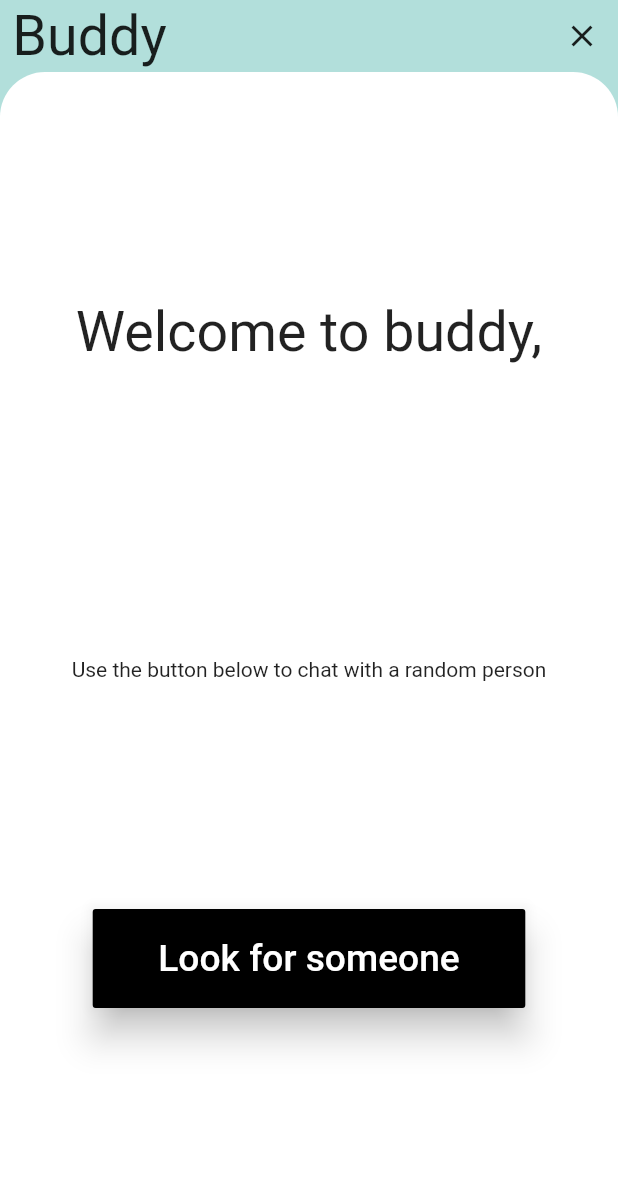
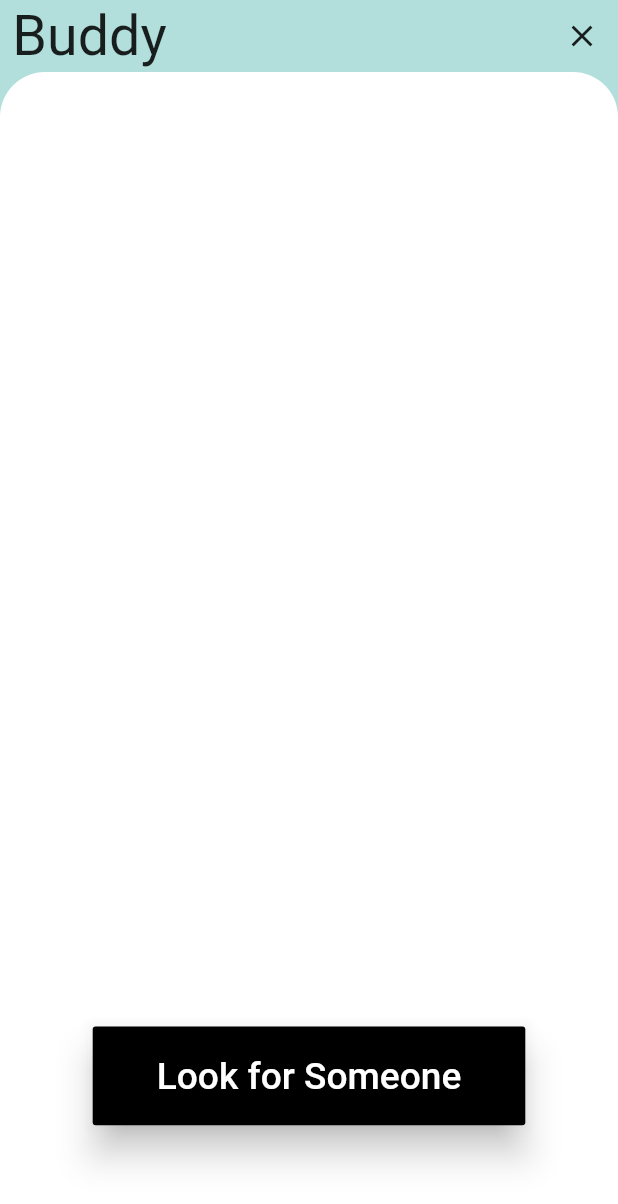
Before and after one commit to poweruppa/buddy_flutter, a Flutter app: the screen it shows once a user with an empty profile is signed in, on a phone screen of 412 x 824 dp. Shown: the top 1204 px of the screen. Run offline on Flutter 3.47's test engine with Material 2 defaults, Android fonts, the phone set to English and light mode, and no system bars; our stand-ins replace cloud_firestore, firebase_auth, flutter_spinkit, google_fonts, socket_io_client; accounts and stored records are empty; Roboto replaces fonts that are missing (Satisfy).

Commit message:
Improved loading times, added ability to move from/to random chat without closing socket connection.

```diff
--- /dev/null
+++ b/lib/custom_widgets/active_chat_button.dart
@@ -0,0 +1,88 @@
+import 'dart:convert';
+import 'package:buddy_flutter/services/chatListProvider.dart';
+import 'package:flutter/material.dart';
+import 'package:google_fonts/google_fonts.dart';
+import 'package:provider/provider.dart';
+import 'package:buddy_flutter/services/socketIOClient.dart';
+import 'package:buddy_flutter/services/loading_chat.dart';
+import 'package:buddy_flutter/custom_widgets/MessageBubble.dart';
+import 'package:buddy_flutter/screens/chat_room_screen.dart';
+import 'package:buddy_flutter/size_helpers.dart';
+
+class ActiveChatsListView extends StatelessWidget {
+  final String userUID;
+  final String username;
+  ActiveChatsListView({this.userUID, this.username});
+  @override
+  Widget build(BuildContext context) {
+    return Provider.of<LoadingChat>(context).loadingChat
+        ? MaterialButton(
+            onPressed: () {
+              socket.connect();
+              socket.on('connect', (_) {
+                Provider.of<LoadingChat>(context, listen: false)
+                    .stopLoadingChat();
+                socket.emit('sendUsernameToServer', username);
+              });
+              socket.on('disconnect', (_) {
+                Provider.of<LoadingChat>(context, listen: false)
+                    .startLoadingChat();
+              });
+              socket.on('sentAMessage', (data) {
+                print(jsonDecode(data));
+                var decodedData = jsonDecode(data);
+                Provider.of<ChatListProvider>(context, listen: false)
+                    .addMessageToChat(MessageBubble(
+                  sender: decodedData['sender'],
+                  text: decodedData['text'],
+                  isMe: false,
+                ));
+              });
+              socket.on('sendUsernameToServer', (data) {
+                print(data + " " + 'this is the data');
+                Provider.of<LoadingChat>(context, listen: false)
+                    .changeOtherUserUsername(data);
+                print(Provider.of<LoadingChat>(context, listen: false)
+                    .otherUserUsername);
+              });
+              Navigator.of(context).push(MaterialPageRoute(
+                  builder: (context) => ChatRoomScreen(
+                        userUID: userUID,
+                      )));
+            },
+            child: Text(
+              'Look for Someone',
+              style: GoogleFonts.mPlusRounded1c(
+                  color: Colors.white, fontSize: displayHeight(context) * 0.03),
+            ),
+            color: Colors.black,
+            elevation: 10.0,
+          )
+        : MaterialButton(
+            onPressed: () {
+              Navigator.of(context).push(MaterialPageRoute(
+                  builder: (context) => ChatRoomScreen(
+                        userUID: userUID,
+                      )));
+            },
+            color: Colors.black,
+            elevation: 10.0,
+            child: Provider.of<LoadingChat>(context).otherUserUsername == null
+                ? Text(
+                    'Return to Random Chat',
+                    style: GoogleFonts.mPlusRounded1c(
+                        color: Colors.white,
+                        fontSize: displayHeight(context) * 0.02),
+                  )
+                : Text(
+                    'Keep Chatting with' +
+                        " " +
+                        Provider.of<LoadingChat>(context, listen: false)
+                            .otherUserUsername
+                            .toString(),
+                    style: GoogleFonts.mPlusRounded1c(
+                        color: Colors.white,
+                        fontSize: displayHeight(context) * 0.02)),
+          );
+  }
+}
--- a/lib/custom_widgets/getUsernameForTitle.dart
+++ b/lib/custom_widgets/getUsernameForTitle.dart
@@ -9,10 +9,10 @@ class UserName extends StatelessWidget {
   Widget build(BuildContext context) {
     return Column(
       children: [
-        Text(
-          'Welcome to buddy,',
-          style: GoogleFonts.satisfy(fontSize: displayHeight(context) * 0.045),
-        ),
+//        Text(
+//          'Welcome to buddy,',
+//          style: GoogleFonts.satisfy(fontSize: displayHeight(context) * 0.045),
+//        ),
         Text(
           '$username',
           style: GoogleFonts.satisfy(fontSize: displayHeight(context) * 0.045),
--- a/lib/main.dart
+++ b/lib/main.dart
@@ -9,6 +9,7 @@ import 'package:provider/provider.dart';
 import 'screens/Wrapper.dart';
 import 'screens/AuthenticatedUserScreen.dart';
 import 'services/loading_chat.dart';
+import 'services/active_chats_provider.dart';
 
 void main() {
   runApp(MyApp());
@@ -28,6 +29,9 @@ class MyApp extends StatelessWidget {
         ),
         ChangeNotifierProvider(
           create: (context) => ChatListProvider(),
+        ),
+        ChangeNotifierProvider(
+          create: (context) => ActiveChatsProvider(),
         )
       ],
       child: MaterialApp(
--- a/lib/screens/AuthenticatedUserScreen.dart
+++ b/lib/screens/AuthenticatedUserScreen.dart
@@ -1,4 +1,6 @@
 import 'dart:convert';
+import 'package:buddy_flutter/custom_widgets/active_chat_button.dart';
+import 'package:buddy_flutter/services/active_chats_provider.dart';
 import 'package:buddy_flutter/services/loading_chat.dart';
 import 'package:buddy_flutter/custom_widgets/custom_widgets.dart';
 import 'package:buddy_flutter/custom_widgets/getUsernameForTitle.dart';
@@ -42,6 +44,9 @@ class _AuthenticatedUserScreenState extends State<AuthenticatedUserScreen> {
           .then((value) {
         username = value.data['username'];
       }).then((value) {
+        if (!mounted) {
+          return;
+        }
         setState(() {
           loading = false;
         });
@@ -133,64 +138,91 @@ class _AuthenticatedUserScreenState extends State<AuthenticatedUserScreen> {
                               ),
                             ),
                             child: Column(
-                              mainAxisAlignment: MainAxisAlignment.spaceEvenly,
+                              //mainAxisAlignment: MainAxisAlignment.spaceEvenly,
                               children: <Widget>[
                                 Row(
+                                  mainAxisAlignment: MainAxisAlignment.center,
                                   //mainAxisAlignment: MainAxisAlignment.center,
-                                  mainAxisAlignment: MainAxisAlignment.center,
                                   children: [
                                     Container(
-                                      alignment: Alignment.center,
+                                      padding: EdgeInsets.only(
+                                          top: displayHeight(context) * 0.02),
+                                      //alignment: Alignment.center,
                                       child: UserName(
                                         username: username,
                                       ),
                                     ),
                                   ],
                                 ),
-                                Row(
-                                  mainAxisAlignment: MainAxisAlignment.center,
-                                  children: [
-                                    Text(
-                                      'Use the button below to chat with a random person',
-                                    ),
-                                  ],
+//                                Row(
+//                                  mainAxisAlignment: MainAxisAlignment.center,
+//                                  children: [
+//                                    Text(
+//                                      "Your friend list is empty. It's time to find some friends! ",
+//                                    ),
+//                                  ],
+//                                ),
+                                Container(
+                                  height: displayHeight(context) * 0.7,
+                                  //child: ActiveChatsListView(),
                                 ),
                                 Container(
-                                  height: displayHeight(context) * 0.08,
-                                  width: displayWidth(context) * 0.7,
-                                  child: customRaisedButton('Look for someone',
-                                      () {
-                                    socket.connect();
-                                    socket.on('connect', (_) {
-                                      Provider.of<LoadingChat>(context,
-                                              listen: false)
-                                          .stopLoadingChat();
-                                    });
-                                    socket.on('disconnect', (_) {
-                                      Provider.of<LoadingChat>(context,
-                                              listen: false)
-                                          .startLoadingChat();
-                                    });
-
-                                    socket.on('sentAMessage', (data) {
-                                      print(jsonDecode(data));
-                                      var decodedData = jsonDecode(data);
-                                      Provider.of<ChatListProvider>(context,
-                                              listen: false)
-                                          .addMessageToChat(MessageBubble(
-                                        sender: decodedData['sender'],
-                                        text: decodedData['text'],
-                                        isMe: false,
-                                      ));
-                                    });
-                                    Navigator.of(context).push(
-                                        MaterialPageRoute(
-                                            builder: (context) =>
-                                                ChatRoomScreen(
-                                                  userUID: widget.userUID,
-                                                )));
-                                  }, displayHeight(context) * 0.03),
-                                )
+                                    height: displayHeight(context) * 0.08,
+                                    width: displayWidth(context) * 0.7,
+                                    child: ActiveChatsListView(
+                                      userUID: widget.userUID,
+                                      username: username,
+                                    )
+//                                  customRaisedButton('Look for someone',
+//                                      () {
+//                                    socket.connect();
+//                                    socket.on('connect', (_) {
+//                                      Provider.of<LoadingChat>(context,
+//                                              listen: false)
+//                                          .stopLoadingChat();
+//                                      Provider.of<ActiveChatsProvider>(context,
+//                                              listen: false)
+//                                          .addUsernameToActiveChatList(
+//                                              'otherUserUsername');
+//                                      print(Provider.of<ActiveChatsProvider>(
+//                                              context,
+//                                              listen: false)
+//                                          .activeChatsUsername
+//                                          .length);
+//                                    });
+//                                    socket.on('disconnect', (_) {
+//                                      Provider.of<LoadingChat>(context,
+//                                              listen: false)
+//                                          .startLoadingChat();
+//                                      Provider.of<ActiveChatsProvider>(context,
+//                                              listen: false)
+//                                          .eraseUsernameFromActiveChatList(
+//                                              'otherUserUsername');
+//                                      print(Provider.of<ActiveChatsProvider>(
+//                                              context,
+//                                              listen: false)
+//                                          .activeChatsUsername
+//                                          .length);
+//                                    });
+//                                    socket.on('sentAMessage', (data) {
+//                                      print(jsonDecode(data));
+//                                      var decodedData = jsonDecode(data);
+//                                      Provider.of<ChatListProvider>(context,
+//                                              listen: false)
+//                                          .addMessageToChat(MessageBubble(
+//                                        sender: decodedData['sender'],
+//                                        text: decodedData['text'],
+//                                        isMe: false,
+//                                      ));
+//                                    });
+//                                    Navigator.of(context).push(
+//                                        MaterialPageRoute(
+//                                            builder: (context) =>
+//                                                ChatRoomScreen(
+//                                                  userUID: widget.userUID,
+//                                                )));
+//                                  }, displayHeight(context) * 0.03),
+                                    )
                               ],
                             ),
                           ),
--- /dev/null
+++ b/lib/services/active_chats_provider.dart
@@ -0,0 +1,17 @@
+import 'package:flutter/material.dart';
+
+class ActiveChatsProvider extends ChangeNotifier {
+  bool areWeConnected = false;
+
+//  List<String> activeChatsUsername = [];
+//
+//  void addUsernameToActiveChatList(String otherUserUsername) {
+//    activeChatsUsername.add(otherUserUsername);
+//    notifyListeners();
+//  }
+//
+//  void eraseUsernameFromActiveChatList(String otherUserUsername) {
+//    activeChatsUsername.remove(otherUserUsername);
+//    notifyListeners();
+//  }
+}
--- a/lib/services/loading_chat.dart
+++ b/lib/services/loading_chat.dart
@@ -2,6 +2,12 @@ import 'package:flutter/material.dart';
 
 class LoadingChat extends ChangeNotifier {
   bool loadingChat = true;
+  String otherUserUsername;
+
+  void changeOtherUserUsername(String username) {
+    otherUserUsername = username;
+    notifyListeners();
+  }
 
   void startLoadingChat() {
     loadingChat = true;
--- a/pubspec.yaml
+++ b/pubspec.yaml
@@ -35,7 +35,6 @@ dependencies:
   flutter_spinkit: ^4.1.2
   socket_io_client: ^0.9.10
   socket_io: ^0.9.4
-  dash_chat: ^1.1.14
 
 dev_dependencies:
   flutter_test:
```
Also changed, not shown: lib/custom_widgets/custom_dash_chat.dart (+1 -39 lines), lib/custom_widgets/custom_widgets.dart (+5 -6 lines), pubspec.lock, 1 other file.
